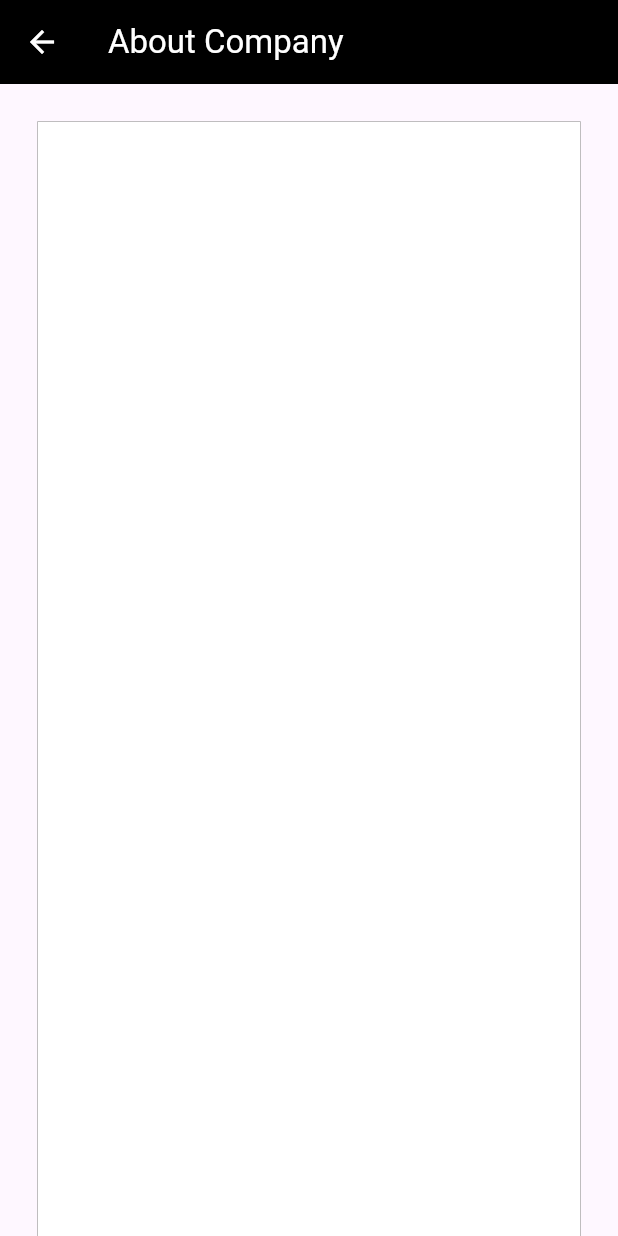
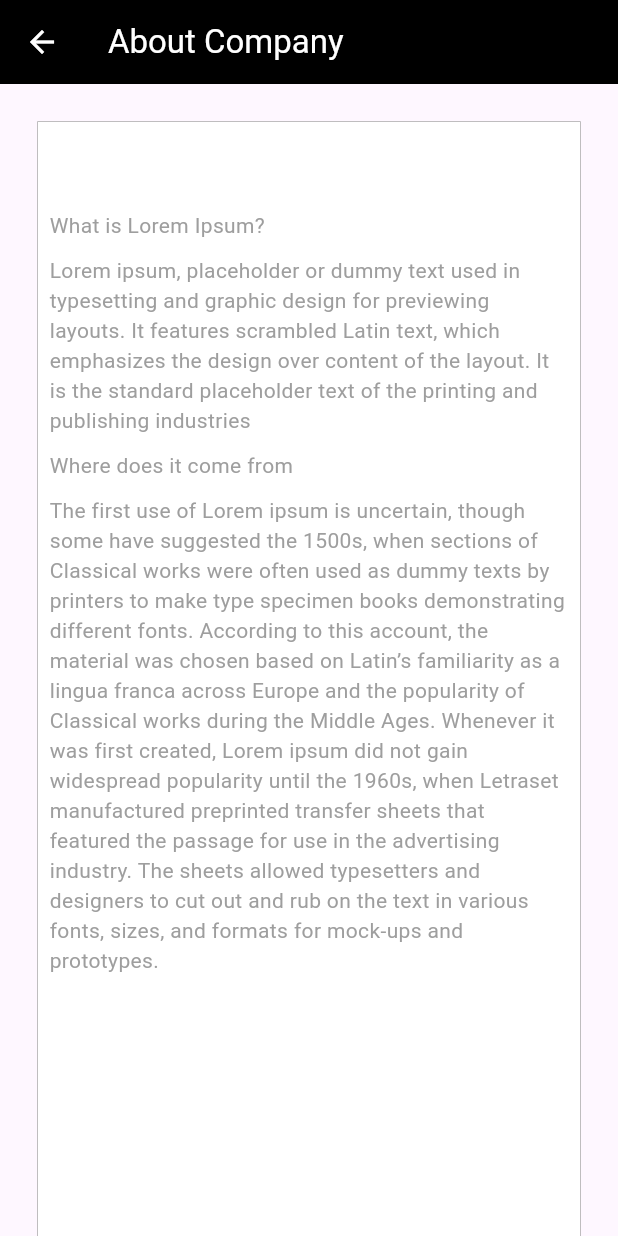
Before and after one commit to Aneezchirayil/bigfish, a Flutter app: the Aboutpage screen opened directly, on a phone screen of 412 x 824 dp. Run offline on Flutter 3.47's test engine with Material 3 defaults, Android fonts, the phone set to English and light mode, and no system bars; our stand-ins replace carousel_slider, dio, dotted_border, image_picker, motion_toast, shared_preferences; accounts and stored records are empty; network calls fail.

Commit message:
5.24/23/11

```diff
--- a/lib/Recipies/recipes.dart
+++ b/lib/Home/Screen/Recipies/recipes.dart
@@ -1,7 +1,7 @@
 import 'package:bigfishaneez/Api/apiclass.dart';
 import 'package:bigfishaneez/Api/model/recipiemodel.dart';
 import 'package:bigfishaneez/Home/Screen/homepage.dart';
-import 'package:bigfishaneez/Recipies/recipieitem.dart';
+import 'package:bigfishaneez/Home/Screen/Recipies/recipieitem.dart';
 import 'package:dio/dio.dart';
 import 'package:flutter/material.dart';
 
@@ -41,10 +41,11 @@ class _RecipespageState extends State<Recipespage> {
 
                        {
                         return GridView.builder(
+                          physics: NeverScrollableScrollPhysics(),
                           gridDelegate: SliverGridDelegateWithFixedCrossAxisCount(
                             crossAxisCount: 2,
                             mainAxisSpacing: 5,
-                            mainAxisExtent: 200,
+                            mainAxisExtent: 210,
                             crossAxisSpacing: 5),
                             itemCount: newrecpie.length,
                             itemBuilder: (context, index) {
--- a/lib/Home/about.dart
+++ b/lib/Home/Screen/about.dart
@@ -47,15 +47,15 @@ class _AboutpageState extends State<Aboutpage> {
                 SizedBox(
                   height: 30,
                 ),
-                Text("$ades",style: TextStyle(color: Colors.grey),),
-                // SizedBox(height: 10,),
-                // Text("Lorem ipsum, placeholder or dummy text used in typesetting and graphic design for previewing layouts. It features scrambled Latin text, which emphasizes the design over content of the layout. It is the standard placeholder text of the printing and publishing industries",
-                // style: TextStyle(color: Colors.grey)),
-                // SizedBox(height: 10,),
-                // Text("Where does it come from",style: TextStyle(color: Colors.grey)),
-                // SizedBox(height: 10,),
-                // Text("The first use of Lorem ipsum is uncertain, though some have suggested the 1500s, when sections of Classical works were often used as dummy texts by printers to make type specimen books demonstrating different fonts. According to this account, the material was chosen based on Latin’s familiarity as a lingua franca across Europe and the popularity of Classical works during the Middle Ages. Whenever it was first created, Lorem ipsum did not gain widespread popularity until the 1960s, when Letraset manufactured preprinted transfer sheets that featured the passage for use in the advertising industry. The sheets allowed typesetters and designers to cut out and rub on the text in various fonts, sizes, and formats for mock-ups and prototypes.",
-                // style: TextStyle(color: Colors.grey))
+                Text("What is Lorem Ipsum?",style: TextStyle(color: Colors.grey),),
+                SizedBox(height: 10,),
+                Text("Lorem ipsum, placeholder or dummy text used in typesetting and graphic design for previewing layouts. It features scrambled Latin text, which emphasizes the design over content of the layout. It is the standard placeholder text of the printing and publishing industries",
+                style: TextStyle(color: Colors.grey)),
+                SizedBox(height: 10,),
+                Text("Where does it come from",style: TextStyle(color: Colors.grey)),
+                SizedBox(height: 10,),
+                Text("The first use of Lorem ipsum is uncertain, though some have suggested the 1500s, when sections of Classical works were often used as dummy texts by printers to make type specimen books demonstrating different fonts. According to this account, the material was chosen based on Latin’s familiarity as a lingua franca across Europe and the popularity of Classical works during the Middle Ages. Whenever it was first created, Lorem ipsum did not gain widespread popularity until the 1960s, when Letraset manufactured preprinted transfer sheets that featured the passage for use in the advertising industry. The sheets allowed typesetters and designers to cut out and rub on the text in various fonts, sizes, and formats for mock-ups and prototypes.",
+                style: TextStyle(color: Colors.grey))
 
 
               ],
--- a/lib/Home/Screen/categories.dart
+++ b/lib/Home/Screen/categories.dart
@@ -2,7 +2,7 @@
 
 import 'package:bigfishaneez/Api/apiclass.dart';
 import 'package:bigfishaneez/Api/model/homemodel.dart';
-import 'package:bigfishaneez/Home/Products/seafish.dart';
+import 'package:bigfishaneez/Home/Screen/Products/seafish.dart';
 import 'package:bigfishaneez/Home/Screen/homepage.dart';
 import 'package:dio/dio.dart';
 import 'package:flutter/material.dart';
@@ -51,6 +51,7 @@ class _CategoriespageState extends State<Categoriespage> {
                                 MaterialPageRoute(
                                   builder: (context) => Seafishpage(
                                     index: categorie.categoryId,
+                                    pdname: categorie.name,
                                   ),
                                 ));
                           },
--- a/lib/Home/edit.dart
+++ b/lib/Home/Screen/edit.dart
@@ -154,7 +154,7 @@ class _EditprofileState extends State<Editprofile> {
                   onPressed: (){
                     updateUser();
                   },
-                   child: Text("Update")),
+                   child: Text("Update",style: TextStyle(color: Colors.white),),style: ElevatedButton.styleFrom(backgroundColor: Colors.black),),
               )
             ],
           ),
--- a/lib/Home/refer.dart
+++ b/lib/Home/Screen/refer.dart
@@ -28,13 +28,13 @@ class _ReferpageState extends State<Referpage> {
             Text("Get Rs 100 when your friend completes"),
             Text("his/her first purchase with us"),
             SizedBox(height: 20,),
-            Text("Your Code"),
+            Text("Your Code",style: TextStyle(fontWeight: FontWeight.bold)),
             SizedBox(height: 20,),
             Row(mainAxisAlignment: MainAxisAlignment.center,
               children: [
                 Text("HFDB5567"),
                 SizedBox(width: 5,),
-                Icon(Icons.content_copy,size: 15,)
+                Icon(Icons.content_copy,size: 15,color: Colors.grey,)
               ],
             ),
             SizedBox(height: 20,),
@@ -42,11 +42,11 @@ class _ReferpageState extends State<Referpage> {
               strokeWidth: 1,
               color: Colors.black,
               child: Container(
-                height: 100,
+                height: 120,
                 width: 250,
                 child: Column(
                   children: [
-                    Text("Your link"),
+                    Text("Your link",style: TextStyle(fontWeight: FontWeight.bold),),
                     SizedBox(height: 10,),
                     Text("http://www.healthfish.com/hfdb5567-e5",style: TextStyle(color: Colors.blue),),
                     SizedBox(height: 10,),
--- a/lib/Home/Screen/settings.dart
+++ b/lib/Home/Screen/settings.dart
@@ -1,6 +1,6 @@
-import 'package:bigfishaneez/Home/about.dart';
-import 'package:bigfishaneez/Home/contact.dart';
-import 'package:bigfishaneez/Home/refer.dart';
+import 'package:bigfishaneez/Home/Screen/about.dart';
+import 'package:bigfishaneez/Home/Screen/contact.dart';
+import 'package:bigfishaneez/Home/Screen/refer.dart';
 import 'package:bigfishaneez/Login/login.dart';
 import 'package:flutter/material.dart';
 
@@ -18,7 +18,7 @@ class _SettingpageState extends State<Settingpage> {
      // backgroundColor: Colors.white70,
       body:Padding(
         padding: const EdgeInsets.all(15),
-        child: Column(
+        child: ListView(
           children: [
             Container(
               height: 50,
@@ -161,10 +161,22 @@ class _SettingpageState extends State<Settingpage> {
                   }, icon: Icon(Icons.arrow_forward_ios,size: 10,color: Colors.grey,))
                 ],),
               ),
-            ),SizedBox(height: 15,),
+            ),SizedBox(height: 15,
+            width: double.infinity,),
             ElevatedButton(onPressed: (){
-              Navigator.push(context, MaterialPageRoute(builder: (context) => Loginpage(),));
-            }, child: Text("Logout"))
+             showDialog(context: context, builder: (context)=>AlertDialog(
+              title: Text("Logout",style: TextStyle(fontWeight: FontWeight.bold)),
+              content: Text("Do you want to Logout?",style: TextStyle(fontWeight: FontWeight.bold),),
+              actions: [
+                TextButton(onPressed: (){
+                  Navigator.pop(context);
+                }, child: Text("NO")),
+                TextButton(onPressed: (){
+                  Navigator.push(context, MaterialPageRoute(builder: (context) => Loginpage(),));
+                }, child: Text("YES"))
+              ],
+             ));
+            }, child: Text("Logout",style: TextStyle(color: Colors.white),),style: ElevatedButton.styleFrom(backgroundColor: Colors.grey),)
           ],
         ),
       )
--- a/lib/main.dart
+++ b/lib/main.dart
@@ -13,6 +13,7 @@ class Myapp extends StatelessWidget {
   Widget build(BuildContext context) {
     return MaterialApp(
       home: Flashlogo(),
+      debugShowCheckedModeBanner: false,
      // theme: ThemeData(primarySwatch: Colors.white),
     );
   }
--- a/pubspec.yaml
+++ b/pubspec.yaml
@@ -40,6 +40,7 @@ dependencies:
   motion_toast: ^2.7.9
   dotted_border: ^2.1.0
   shared_preferences: ^2.2.2
+  image_picker: ^1.0.4
 
 dev_dependencies:
   flutter_test:
```
Also changed, not shown: lib/Home/Products/product.dart (deleted, +0 -35 lines), lib/Home/Screen/Products/seafish.dart (renamed from lib/Home/Products/seafish.dart, +17 -3 lines), lib/Home/Screen/Products/singleitem.dart (renamed from lib/Home/Products/singleitem.dart, +7 -4 lines), lib/Home/Screen/cart.dart (+5 -4 lines), lib/Home/Screen/homepage.dart (+6 -3 lines), lib/Home/home.dart (+72 -8 lines), lib/Login/login.dart (+11 -8 lines), lib/Home/Screen/Products/backwater.dart (added), lib/Home/Screen/Recipies/recipieitem.dart (renamed from lib/Recipies/recipieitem.dart), lib/Home/Screen/contact.dart (renamed from lib/Home/contact.dart), pubspec.lock, 5 other files.
